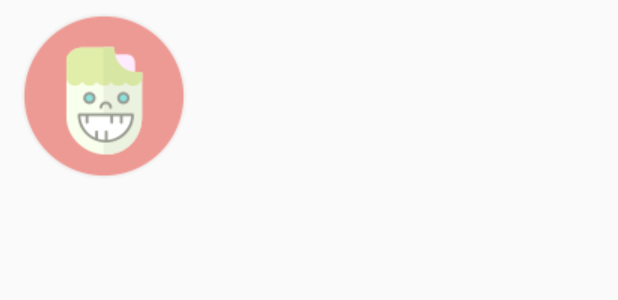
After one commit to anderson-matheus/samsung-challenge, an Android app: the layout chat_item_watson.xml on its own in the app's theme, with its tools: preview values and no code run, on a phone screen of 412 x 824 dp. The commit adds this screen. Shown: the top 300 px of the screen. Run offline under Robolectric (Android 15) with nearby library versions, the phone set to English and light mode, and no system bars.

Commit message:
Adding chatbot chat room layout

```diff
--- a/app/src/main/java/android/curso/samsungchallenge/fragment/ChatFragment.java
+++ b/app/src/main/java/android/curso/samsungchallenge/fragment/ChatFragment.java
@@ -23,7 +23,7 @@ public class ChatFragment extends Fragment {
     public View onCreateView(LayoutInflater inflater, ViewGroup container,
                              Bundle savedInstanceState) {
 
-        view = inflater.inflate(R.layout.chat_fragment, container, false);
+        view = inflater.inflate(R.layout.content_chat_room, container, false);
         return view;
     }
 }
--- /dev/null
+++ b/app/src/main/res/layout/chat_item_watson.xml
@@ -0,0 +1,28 @@
+<?xml version="1.0" encoding="utf-8"?>
+<LinearLayout xmlns:android="http://schemas.android.com/apk/res/android"
+    android:layout_width="match_parent"
+    android:layout_height="wrap_content"
+    android:orientation="horizontal">
+
+    <android.support.v7.widget.AppCompatImageView
+        android:layout_width="wrap_content"
+        android:layout_height="wrap_content"
+        android:layout_marginLeft="5dp"
+        android:src="@drawable/logo" />
+
+    <TextView
+        android:id="@+id/message"
+        android:autoLink="web"
+        android:layout_width="wrap_content"
+        android:layout_height="wrap_content"
+        android:layout_alignParentLeft="true"
+        android:layout_marginBottom="10dp"
+        android:layout_marginLeft="5dp"
+        android:layout_marginRight="5dp"
+        android:layout_marginTop="5dp"
+        android:textColor="@android:color/black"
+        android:textIsSelectable="true"
+        android:textSize="14sp" />
+
+
+</LinearLayout>
--- a/app/src/main/res/values/strings.xml
+++ b/app/src/main/res/values/strings.xml
@@ -11,7 +11,9 @@
     <string name="nav_header_subtitle">android.studio@android.com</string>
     <string name="nav_header_desc">Navigation header</string>
     <string name="action_settings">Settings</string>
+    <string name="what_s_on_your_mind">O que você está pensando?</string>
 
     <!-- TODO: Remove or change this placeholder text -->
     <string name="hello_blank_fragment">Hello blank fragment</string>
+
 </resources>
```
Also changed, not shown: app/src/main/res/layout/chat_item_self.xml (added, +28 -0 lines), app/src/main/res/layout/content_chat_room.xml (added, +71 -0 lines).
